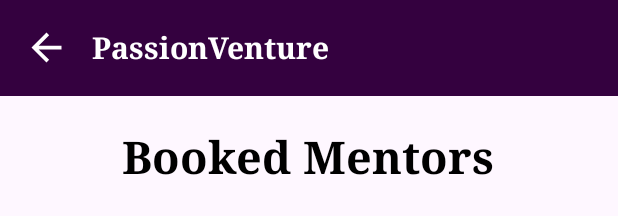
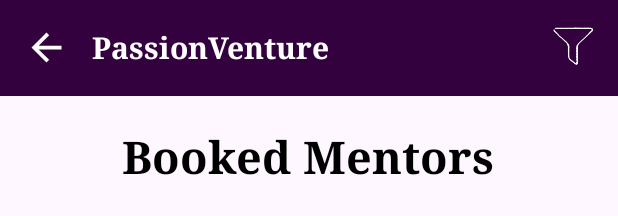
Before and after one commit to andrino25/PassionVentureV3, an Android app: the layout activity_bookings.xml on its own in the app's theme, with its tools: preview values and no code run, on a phone screen of 412 x 824 dp. Shown: the top 216 px of the screen. Run offline under Robolectric (Android 15) with nearby library versions, the phone set to English and light mode, and no system bars.

Commit message:
final commit

```diff
--- a/app/src/main/res/layout/activity_bookings.xml
+++ b/app/src/main/res/layout/activity_bookings.xml
@@ -41,6 +41,19 @@
                 android:textColor="@android:color/white"
                 android:textSize="20sp"
                 android:textStyle="bold" />
+
+            <ImageButton
+                android:id="@+id/filterButton"
+                android:layout_width="40dp"
+                android:layout_height="40dp"
+                android:layout_marginTop="10dp"
+                android:layout_centerVertical="true"
+                android:background="@drawable/filter"
+                android:contentDescription="Back"
+                android:layout_alignParentEnd="true"
+                android:layout_marginEnd="10dp"
+                tools:ignore="TouchTargetSizeCheck" />
+
         </RelativeLayout>
     </androidx.appcompat.widget.Toolbar>
 
```
Also changed, not shown: app/src/main/java/com/example/passionventure/Bookings.kt (+41 -5 lines), app/src/main/res/menu/filter_menu.xml (added, +21 -0 lines), app/src/main/res/drawable/filter.png (added).
